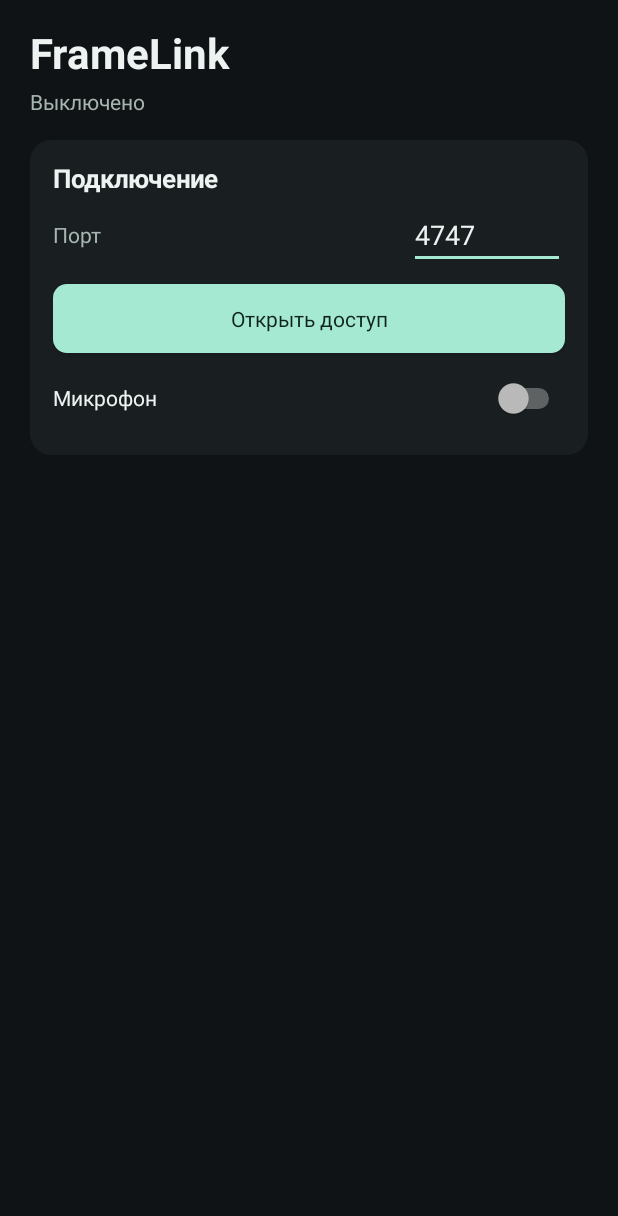
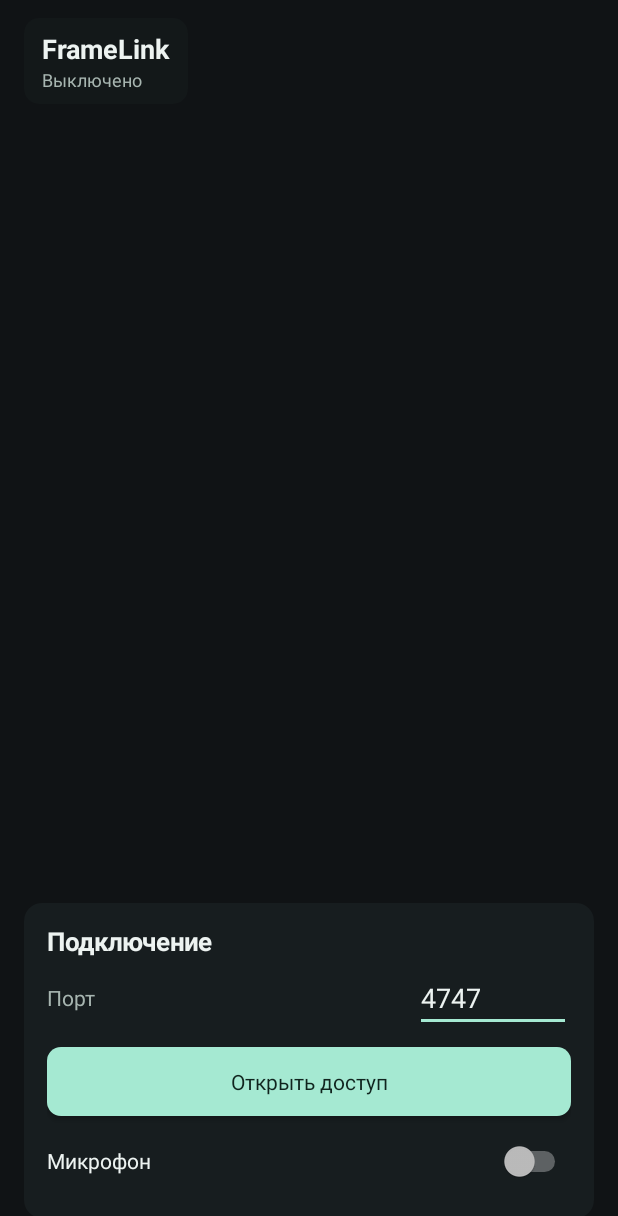
Before and after one commit to Marsik3773/FrameLink, an Android app: the screen it shows after launch (MainActivity), on a phone screen of 412 x 824 dp. Shown: the top 1216 px of the screen. Run offline under Robolectric (Android 15) with nearby library versions, the phone set to English and light mode, and no system bars; 2 statements that could not run were skipped.

Commit message:
Snap composition edges and make Android preview fullscreen with fixed overlay controls

```diff
--- a/android/app/build.gradle
+++ b/android/app/build.gradle
@@ -6,8 +6,8 @@ android {
         applicationId 'app.framelink.camera'
         minSdk 26
         targetSdk 35
-        versionCode 4
-        versionName '0.3.0'
+        versionCode 5
+        versionName '0.3.1'
     }
     compileOptions {
         sourceCompatibility JavaVersion.VERSION_17
--- a/android/app/src/main/java/app/framelink/camera/MainActivity.java
+++ b/android/app/src/main/java/app/framelink/camera/MainActivity.java
@@ -37,7 +37,11 @@ public final class MainActivity extends Activity {
     private final Handler ui = new Handler(Looper.getMainLooper());
     private StreamService stream;
     private boolean bound, wantMicrophone;
-    private LinearLayout cameraPanel;
+    private LinearLayout cameraPanel, cameraActions, connection;
+    private ViewFlipper pages;
+    private Button settingsButton;
+    private boolean settingsOpen;
+    private boolean connectionOpen;
     private final StreamService.Listener observer = new StreamService.Listener() {
         @Override public void changed() { render(); }
         @Override public void settings(JSONObject state) { sync(state); }
@@ -190,13 +194,19 @@ public final class MainActivity extends Activity {
         boolean waiting = stream != null && stream.starting;
         start.setText(waiting ? "Отменить" : active ? "Закрыть доступ" : "Открыть доступ");
         port.setEnabled(!active);
+        port.setVisibility(active ? View.GONE : View.VISIBLE);
+        ((View) port.getParent()).setVisibility(active ? View.GONE : View.VISIBLE);
         if (active) port.setText(Integer.toString(stream.port));
         status.setText(live ? "Камера подключена" : waiting ? "Запуск…" : active ? "Доступна" : "Выключено");
         status.setTextColor(live ? MINT : MUTED);
         address.setVisibility(active && !waiting ? View.VISIBLE : View.GONE);
         if (active && !waiting) address.setText(StreamService.endpoints(stream.port));
         previewFrame.setVisibility(live ? View.VISIBLE : View.GONE);
-        cameraPanel.setVisibility(live ? View.VISIBLE : View.GONE);
+        if (!live) { settingsOpen = false; connectionOpen = false; }
+        cameraActions.setVisibility(live ? View.VISIBLE : View.GONE);
+        cameraPanel.setVisibility(live && settingsOpen ? View.VISIBLE : View.GONE);
+        connection.setVisibility(!live || connectionOpen ? View.VISIBLE : View.GONE);
+        settingsButton.setText(settingsOpen ? "Готово" : "Настройки");
         JSONObject video = stream == null ? null : stream.video();
         format.setVisibility(live && video != null ? View.VISIBLE : View.GONE);
         if (video != null) {
@@ -267,7 +277,7 @@ public final class MainActivity extends Activity {
         int frameWidth = previewFrame.getWidth(), frameHeight = previewFrame.getHeight();
         if (frameWidth == 0 || frameHeight == 0) return;
         boolean sideways = bufferRotation % 180 != 0;
-        float scale = Math.min(frameWidth / (float) (sideways ? bufferHeight : bufferWidth),
+        float scale = Math.max(frameWidth / (float) (sideways ? bufferHeight : bufferWidth),
             frameHeight / (float) (sideways ? bufferWidth : bufferHeight));
         int width = Math.max(1, Math.round(bufferWidth * scale));
         int height = Math.max(1, Math.round(bufferHeight * scale));
@@ -280,39 +290,48 @@ public final class MainActivity extends Activity {
     }
 
     private void makeUi() {
-        ScrollView scroll = new ScrollView(this);
-        scroll.setBackgroundColor(BG);
-        scroll.setFillViewport(true);
-        LinearLayout column = vertical();
-        scroll.addView(column);
-        scroll.setOnApplyWindowInsetsListener((view, insets) -> {
+        getWindow().getDecorView().setSystemUiVisibility(
+            View.SYSTEM_UI_FLAG_LAYOUT_STABLE | View.SYSTEM_UI_FLAG_LAYOUT_FULLSCREEN |
+            View.SYSTEM_UI_FLAG_LAYOUT_HIDE_NAVIGATION | View.SYSTEM_UI_FLAG_FULLSCREEN |
+            View.SYSTEM_UI_FLAG_HIDE_NAVIGATION | View.SYSTEM_UI_FLAG_IMMERSIVE_STICKY);
+        FrameLayout screen = new FrameLayout(this);
+        screen.setBackgroundColor(BG);
+        previewFrame = new FrameLayout(this);
+        previewFrame.setBackgroundColor(0xff080a0c);
+        preview = new TextureView(this);
+        previewFrame.addView(preview, new FrameLayout.LayoutParams(1, 1, Gravity.CENTER));
+        screen.addView(previewFrame, new FrameLayout.LayoutParams(-1, -1));
+
+        FrameLayout chrome = new FrameLayout(this);
+        chrome.setPadding(dp(16), dp(12), dp(16), dp(12));
+        screen.addView(chrome, new FrameLayout.LayoutParams(-1, -1));
+        chrome.setOnApplyWindowInsetsListener((view, insets) -> {
             if (android.os.Build.VERSION.SDK_INT >= 30) {
-                var bars = insets.getInsets(WindowInsets.Type.systemBars() | WindowInsets.Type.displayCutout());
-                column.setPadding(dp(20) + bars.left, dp(16) + bars.top, dp(20) + bars.right, dp(20) + bars.bottom);
+                var cutout = insets.getInsets(WindowInsets.Type.displayCutout());
+                chrome.setPadding(dp(16) + cutout.left, dp(12) + cutout.top,
+                    dp(16) + cutout.right, dp(12) + cutout.bottom);
             }
             return insets;
         });
-        column.setPadding(dp(20), dp(16), dp(20), dp(20));
-        setContentView(scroll);
+        setContentView(screen);
 
-        TextView title = text("FrameLink", 28, INK);
-        title.setTypeface(Typeface.DEFAULT_BOLD);
-        column.addView(title);
-        status = text("Выключено", 14, MUTED);
-        add(column, status, 4);
-        previewFrame = new FrameLayout(this);
-        previewFrame.setBackground(shape(0xff080a0c, 14));
-        previewFrame.setClipToOutline(true);
-        preview = new TextureView(this);
-        previewFrame.addView(preview, new FrameLayout.LayoutParams(1, 1, Gravity.CENTER));
-        add(column, previewFrame, 18, dp(278));
-        format = text("", 12, MUTED);
-        add(column, format, 8);
-        cameraError = text("", 14, 0xffffb5ae);
-        cameraError.setVisibility(View.GONE);
-        add(column, cameraError, 4);
+        LinearLayout header = vertical();
+        header.setPadding(dp(12), dp(8), dp(12), dp(8));
+        header.setBackground(shape(0xce15191b, 10));
+        chrome.addView(header, new FrameLayout.LayoutParams(-2, -2, Gravity.TOP | Gravity.START));
+        TextView title = text("FrameLink", 18, INK);
+        title.setTypeface(Typeface.DEFAULT, Typeface.BOLD);
+        header.addView(title);
+        status = text("Выключено", 12, MUTED);
+        header.addView(status);
+        format = text("", 12, INK);
+        header.addView(format);
+        cameraError = text("", 13, 0xffffb5ae);
+        header.addView(cameraError);
 
-        LinearLayout connection = panel(column, "Подключение");
+        LinearLayout dock = vertical();
+        chrome.addView(dock, new FrameLayout.LayoutParams(-1, -2, Gravity.BOTTOM));
+        connection = panel(dock, "Подключение");
         address = text("", 15, INK);
         address.setTypeface(Typeface.MONOSPACE);
         address.setOnClickListener(view -> {
@@ -351,8 +370,14 @@ public final class MainActivity extends Activity {
             if (stream != null) stream.microphone(checked);
         });
 
-        LinearLayout controls = panel(column, "Камера");
-        cameraPanel = controls;
+        cameraPanel = panel(dock, "Камера");
+        LinearLayout tabs = new LinearLayout(this);
+        cameraPanel.addView(tabs);
+        pages = new ViewFlipper(this);
+        cameraPanel.addView(pages);
+        LinearLayout controls = settingsPage(tabs, "Кадр");
+        LinearLayout lighting = settingsPage(tabs, "Свет");
+        LinearLayout details = settingsPage(tabs, "Цвет и фокус");
         lens = spinner(controls, "Объектив", new String[]{"Основная", "Фронтальная"},
             index -> { if (index < cameraChoices.length) localSetting("front", cameraChoices[index] == 1); });
         resolution = spinner(controls, "Разрешение", new String[]{"360p", "480p", "720p", "1080p"},
@@ -362,17 +387,51 @@ public final class MainActivity extends Activity {
         resolution.setSelection(2, false);
         fps.setSelection(1, false);
         zoom = new Slider(controls, "Приближение", "zoom");
-        wb = spinner(controls, "Баланс белого", new String[]{"Авто"},
+        wb = spinner(details, "Баланс белого", new String[]{"Авто"},
             index -> { if (index < wbChoices.length) localSetting("wb", wbChoices[index]); });
-        exposureToggle = toggle(controls, "Ручная экспозиция");
+        exposureToggle = toggle(lighting, "Ручная экспозиция");
         exposureToggle.setOnCheckedChangeListener((button, checked) -> localSetting("manualExposure", checked));
-        exposure = new Slider(controls, "Экспокоррекция", "ev");
-        shutter = new Slider(controls, "Выдержка", "shutter");
-        iso = new Slider(controls, "ISO", "iso");
-        focusToggle = toggle(controls, "Ручной фокус");
+        exposure = new Slider(lighting, "Экспокоррекция", "ev");
+        shutter = new Slider(lighting, "Выдержка", "shutter");
+        iso = new Slider(lighting, "ISO", "iso");
+        focusToggle = toggle(details, "Ручной фокус");
         focusToggle.setOnCheckedChangeListener((button, checked) -> localSetting("manualFocus", checked));
-        focus = new Slider(controls, "Фокус", "focus");
+        focus = new Slider(details, "Фокус", "focus");
 
+        cameraActions = new LinearLayout(this);
+        add(dock, cameraActions, 8);
+        overlayButton(cameraActions, "Подключение", () -> {
+            connectionOpen = !connectionOpen;
+            settingsOpen = false;
+            render();
+        });
+        settingsButton = overlayButton(cameraActions, "Настройки", () -> {
+            settingsOpen = !settingsOpen;
+            connectionOpen = false;
+            render();
+        });
+    }
+
+    private LinearLayout settingsPage(LinearLayout tabs, String label) {
+        int index = pages.getChildCount();
+        LinearLayout page = vertical();
+        pages.addView(page);
+        overlayButton(tabs, label, () -> pages.setDisplayedChild(index));
+        return page;
+    }
+
+    private Button overlayButton(LinearLayout parent, String label, Runnable action) {
+        Button button = new Button(this);
+        button.setText(label);
+        button.setTextColor(INK);
+        button.setTextSize(13);
+        button.setAllCaps(false);
+        button.setBackground(shape(0xe722292a, 8));
+        LinearLayout.LayoutParams params = new LinearLayout.LayoutParams(0, dp(44), 1);
+        if (parent.getChildCount() > 0) params.leftMargin = dp(8);
+        parent.addView(button, params);
+        button.setOnClickListener(view -> action.run());
+        return button;
     }
 
     private void copy(CharSequence value) {
@@ -388,12 +447,12 @@ public final class MainActivity extends Activity {
 
     private LinearLayout panel(LinearLayout column, String name) {
         LinearLayout panel = vertical();
-        panel.setBackground(shape(PANEL, 14));
+        panel.setBackground(shape(0xe9191e20, 12));
         panel.setPadding(dp(15), dp(14), dp(15), dp(16));
         TextView heading = text(name, 17, INK);
         heading.setTypeface(Typeface.DEFAULT_BOLD);
         panel.addView(heading);
-        add(column, panel, 16);
+        add(column, panel, 8);
         return panel;
     }
 
@@ -475,7 +534,7 @@ public final class MainActivity extends Activity {
                 @Override public void onStartTrackingTouch(SeekBar bar) { dragged = true; }
                 @Override public void onStopTrackingTouch(SeekBar bar) { dragged = false; }
             });
-            add(layout, row, 12);
+            add(layout, row, 4);
         }
 
         void sync(int min, int max, int value, String display) {
```
Also changed, not shown: android/app/src/main/java/app/framelink/camera/StreamService.java (+12 -0 lines), 4 other files.
